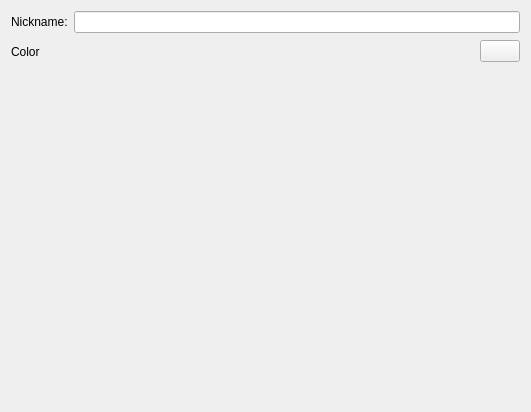
First picture: the form in kobby/dialogs/profilesettingswidget.ui, repository KDE/kte-collaborative, before the edit.
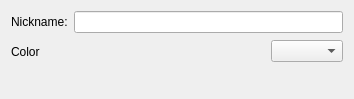
Second picture: the form after the edit. Custom widgets are drawn as their Qt base class.

Commit message: Added colorChooser to settings dialog.  Fixed setup assistant always being shown.

Diff of the .ui file:
```diff
--- a/kobby/dialogs/profilesettingswidget.ui
+++ b/kobby/dialogs/profilesettingswidget.ui
@@ -6,13 +6,15 @@
    <rect>
     <x>0</x>
     <y>0</y>
-    <width>531</width>
-    <height>412</height>
+    <width>354</width>
+    <height>99</height>
    </rect>
   </property>
   <property name="windowTitle">
    <string>Form</string>
   </property>
+  <layout class="QVBoxLayout" name="verticalLayout">
+   <item>
   <layout class="QGridLayout" name="gridLayout">
    <item row="0" column="0">
     <widget class="QLabel" name="nicknameLabel">
@@ -47,11 +49,13 @@
       </spacer>
      </item>
      <item>
-      <widget class="KColorButton" name="kcfg_UserColor"/>
+        <widget class="KColorCombo" name="kcfg_UserColor"/>
      </item>
     </layout>
    </item>
-   <item row="2" column="1">
+    </layout>
+   </item>
+   <item>
     <spacer name="verticalSpacer">
      <property name="orientation">
       <enum>Qt::Vertical</enum>
@@ -68,9 +72,9 @@
  </widget>
  <customwidgets>
   <customwidget>
-   <class>KColorButton</class>
-   <extends>QPushButton</extends>
-   <header>kcolorbutton.h</header>
+   <class>KColorCombo</class>
+   <extends>QComboBox</extends>
+   <header>kcolorcombo.h</header>
   </customwidget>
  </customwidgets>
  <resources/>
```
Left out of the diff: 2 changed lines with no effect on the pictures. Lines whose indentation alone changed are shown as unchanged. The commit also changes 2 other files.
